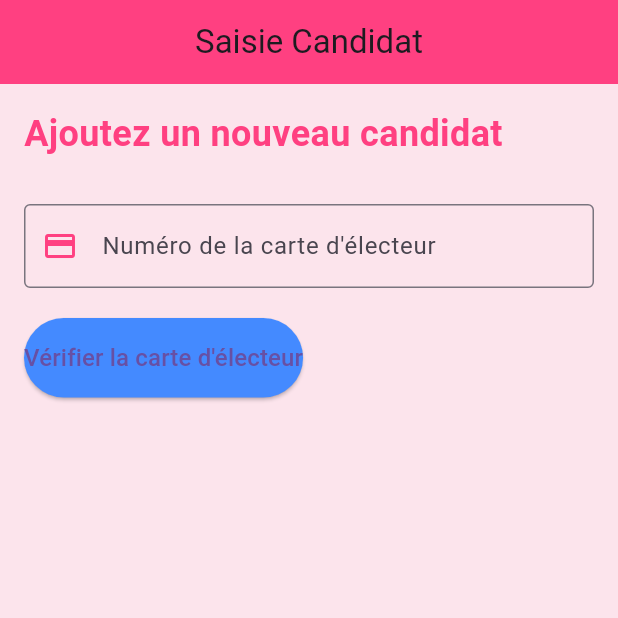
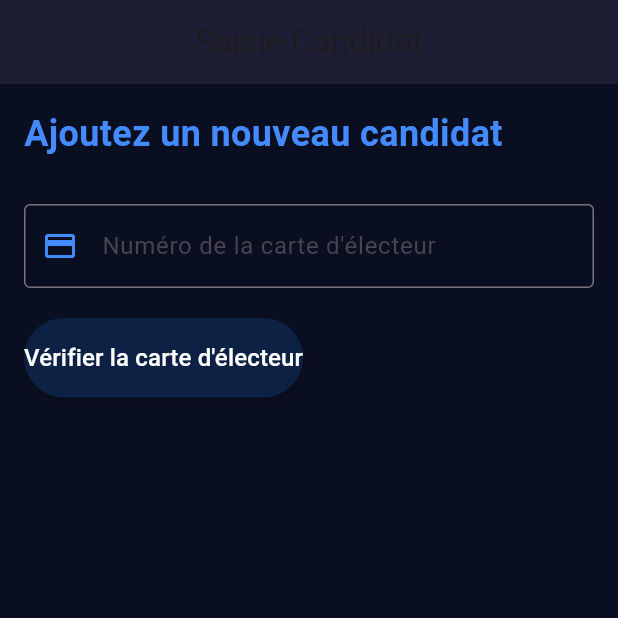
Before and after one commit to ousseynouba12/gestion-parrainages, a Flutter app: the screen it shows after launch, on a phone screen of 412 x 824 dp, the top half of it. Run offline on Flutter 3.47's test engine with Material 3 defaults, Android fonts, the light colour scheme and no system bars.

Commit message:
Interface Candidats

```diff
--- a/frontend-mobile/chat/lib/main.dart
+++ b/frontend-mobile/chat/lib/main.dart
@@ -141,10 +141,10 @@ class _CandidateInputScreenState extends State<CandidateInputScreen> {
   @override
   Widget build(BuildContext context) {
     return Scaffold(
-      backgroundColor: Colors.pink[50],
+      backgroundColor: Color(0xFF0A0E21), // Fond bleu de nuit
       appBar: AppBar(
         title: Text('Saisie Candidat'),
-        backgroundColor: Colors.pinkAccent,
+        backgroundColor: Color(0xFF1D1E33), // AppBar bleu de nuit plus foncé
         centerTitle: true,
       ),
       body: Padding(
@@ -157,7 +157,7 @@ class _CandidateInputScreenState extends State<CandidateInputScreen> {
               style: TextStyle(
                 fontSize: 24,
                 fontWeight: FontWeight.bold,
-                color: Colors.pinkAccent,
+                color: Colors.blueAccent, // Texte bleu ciel
               ),
             ),
             SizedBox(height: 30),
@@ -170,7 +170,7 @@ class _CandidateInputScreenState extends State<CandidateInputScreen> {
                 labelText: 'Numéro de la carte d\'électeur',
                 hintText: 'Exemple: 1234567890',
                 border: OutlineInputBorder(),
-                prefixIcon: Icon(Icons.credit_card, color: Colors.pinkAccent),
+                prefixIcon: Icon(Icons.credit_card, color: Colors.blueAccent), // Icône bleu ciel
                 errorText: !_isVoterCardValid ? 'Numéro incorrect ou non trouvé' : null,
               ),
             ),
@@ -180,12 +180,12 @@ class _CandidateInputScreenState extends State<CandidateInputScreen> {
             ElevatedButton(
               onPressed: _validateVoterCard,
               style: ElevatedButton.styleFrom(
-                backgroundColor: Colors.blueAccent,
+                backgroundColor: const Color.fromARGB(255, 12, 33, 68), // Bouton bleu ciel
                 padding: EdgeInsets.symmetric(vertical: 15),
               ),
               child: Text(
                 'Vérifier la carte d\'électeur',
-                style: TextStyle(fontSize: 16),
+                style: TextStyle(fontSize: 16, color: Colors.white),
               ),
             ),
             SizedBox(height: 20),
@@ -202,7 +202,7 @@ class _CandidateInputScreenState extends State<CandidateInputScreen> {
                       labelText: 'Numéro CIN',
                       hintText: 'Exemple: A1234567',
                       border: OutlineInputBorder(),
-                      prefixIcon: Icon(Icons.credit_card, color: Colors.pinkAccent),
+                      prefixIcon: Icon(Icons.credit_card, color: Colors.blueAccent), // Icône bleu ciel
                       errorText: !_isCINValid ? 'Format CIN invalide' : null,
                     ),
                   ),
@@ -210,14 +210,14 @@ class _CandidateInputScreenState extends State<CandidateInputScreen> {
                   ElevatedButton(
                     onPressed: _isLoading ? null : _sendVerificationCode,
                     style: ElevatedButton.styleFrom(
-                      backgroundColor: Colors.pinkAccent,
+                      backgroundColor: Colors.blueAccent, // Bouton bleu ciel
                       padding: EdgeInsets.symmetric(vertical: 15),
                     ),
                     child: _isLoading
                         ? CircularProgressIndicator(color: Colors.white)
                         : Text(
                             'Envoyer le code de vérification',
-                            style: TextStyle(fontSize: 16),
+                            style: TextStyle(fontSize: 16, color: Colors.white),
                           ),
                   )
                 ],
@@ -236,19 +236,19 @@ class _CandidateInputScreenState extends State<CandidateInputScreen> {
                       labelText: 'Entrez le code de vérification',
                       hintText: 'Exemple: 123456',
                       border: OutlineInputBorder(),
-                      prefixIcon: Icon(Icons.lock, color: Colors.pinkAccent),
+                      prefixIcon: Icon(Icons.lock, color: Colors.blueAccent), // Icône bleu ciel
                     ),
                   ),
                   SizedBox(height: 20),
                   ElevatedButton(
                     onPressed: _validateCode,
                     style: ElevatedButton.styleFrom(
-                      backgroundColor: Colors.greenAccent,
+                      backgroundColor: Colors.blueAccent, // Bouton bleu ciel
                       padding: EdgeInsets.symmetric(vertical: 15),
                     ),
                     child: Text(
                       'Valider le code',
-                      style: TextStyle(fontSize: 16),
+                      style: TextStyle(fontSize: 16, color: Colors.white),
                     ),
                   ),
                 ],
@@ -270,12 +270,12 @@ class _CandidateInputScreenState extends State<CandidateInputScreen> {
                   children: [
                     Text(
                       'Informations du Candidat:',
-                      style: TextStyle(fontSize: 18, fontWeight: FontWeight.bold),
+                      style: TextStyle(fontSize: 18, fontWeight: FontWeight.bold, color: Colors.white),
                     ),
                     SizedBox(height: 10),
-                    Text('Nom: ${_candidates[_voterCardController.text]}'),
-                    Text('CIN: ${_cinController.text}'),
-                    Text('Carte électeur: ${_voterCardController.text}'),
+                    Text('Nom: ${_candidates[_voterCardController.text]}', style: TextStyle(color: Colors.white)),
+                    Text('CIN: ${_cinController.text}', style: TextStyle(color: Colors.white)),
+                    Text('Carte électeur: ${_voterCardController.text}', style: TextStyle(color: Colors.white)),
                   ],
                 ),
               ),
```
